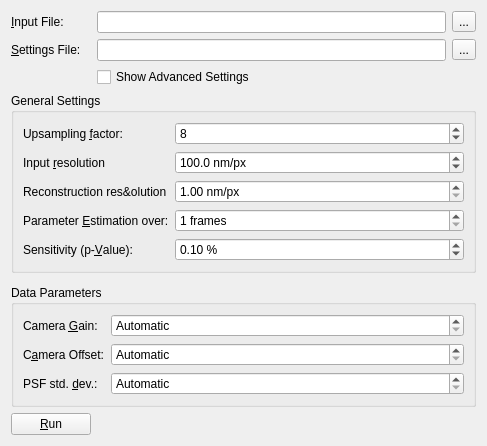
Old version of the form gui/inputwidget.ui in the repository ukoethe/simple-STORM.
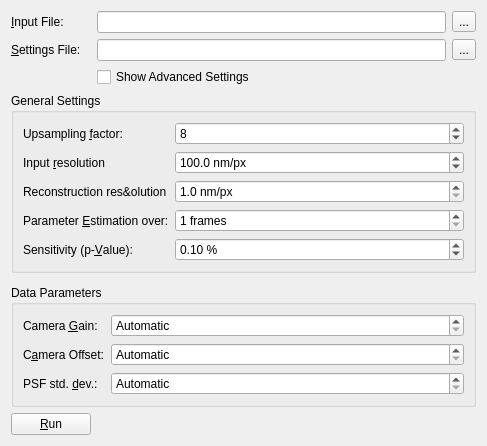
New version of the form. Custom widgets are drawn as their Qt base class.

```diff
--- a/gui/inputwidget.ui
+++ b/gui/inputwidget.ui
@@ -233,9 +233,15 @@
         <property name="suffix">
          <string> nm/px</string>
         </property>
+        <property name="decimals">
+         <number>1</number>
+        </property>
         <property name="minimum">
          <double>1.000000000000000</double>
         </property>
+        <property name="maximum">
+         <double>100.000000000000000</double>
+        </property>
         <property name="singleStep">
          <double>0.500000000000000</double>
         </property>
```
